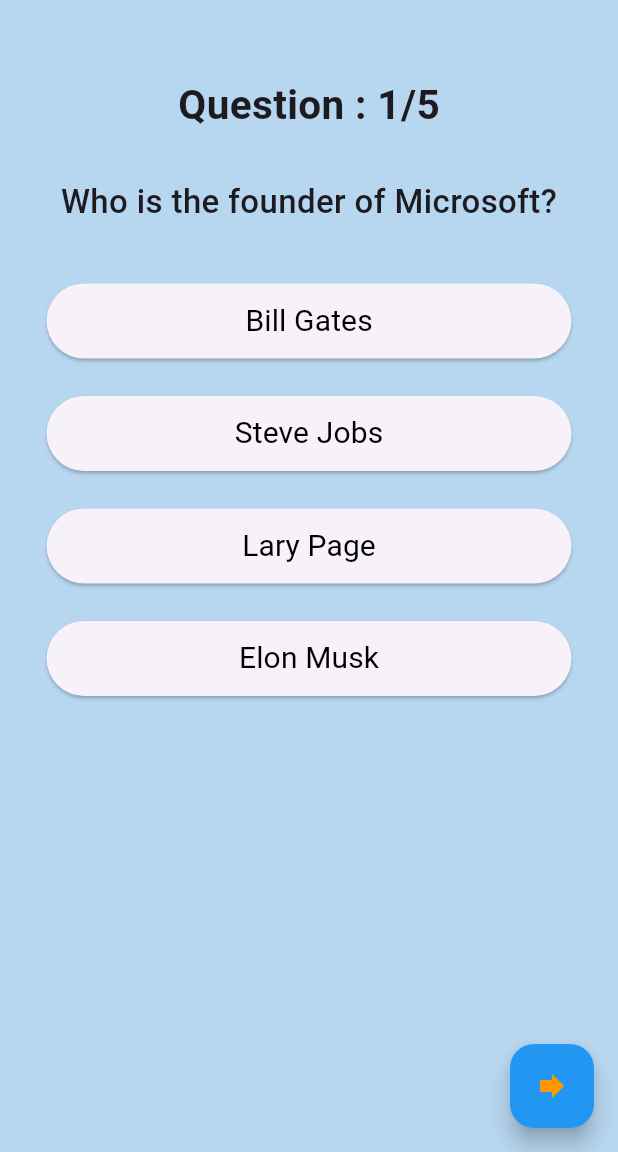
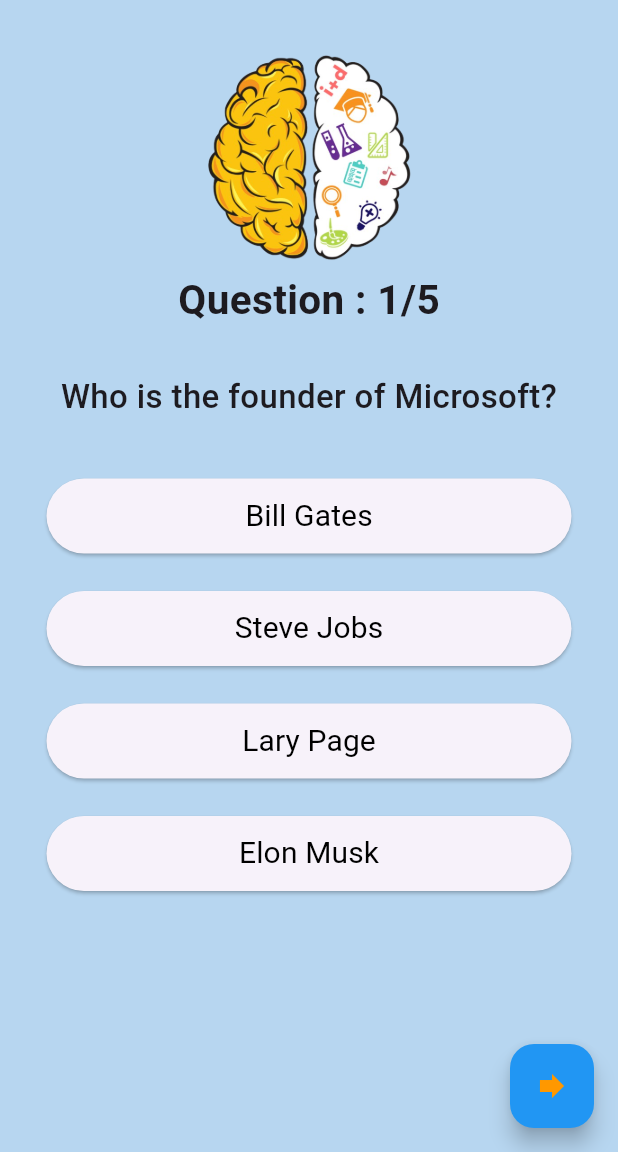
Before and after one commit to Snehal-1701/Flutter2k24, a Flutter app: the screen it shows after launch, on a phone screen of 412 x 824 dp, the part 84-1236 px from its top. Run offline on Flutter 3.47's test engine with Material 3 defaults, Android fonts, the phone set to English and light mode, and no system bars.

Commit message:
Quiz App with functionality

```diff
--- a/Flutter_App/ClassApp/StatefulWidgetApp/quizapp/lib/main.dart
+++ b/Flutter_App/ClassApp/StatefulWidgetApp/quizapp/lib/main.dart
@@ -95,7 +95,12 @@
         body: Column(
           children: [
             const SizedBox(
-              height: 50,
+              height: 30,
+            ),
+            const SizedBox(
+              height: 150,
+              width: 150,
+              child: Image(image: AssetImage('Assets/quiz1.png')),
             ),
             Row(
               mainAxisAlignment: MainAxisAlignment.center,
@@ -269,21 +274,59 @@
         ),
         body: Center(
           child: Column(
-            mainAxisAlignment: MainAxisAlignment.center,
+            // mainAxisAlignment: MainAxisAlignment.center,
             children: [
               const SizedBox(
-                  height: 30,
+                height: 80,
               ),
               Container(
                 height: 300,
                 width: 300,
-                  child: count == 5 ? Image.network("https://c7.alamy.com/comp/2A8RT5C/business-employee-promotion-vector-character-business-male-employee-character-with-promotion-achievement-standing-in-stage-holding-trophy-2A8RT5C.jpg"): Image.network("https://c7.alamy.com/comp/FGBN8Y/illustration-of-a-template-for-certificate-of-achievement-FGBN8Y.jpg"),
-
+                decoration: BoxDecoration(
+                  borderRadius: BorderRadius.circular(50),
+                  image: const DecorationImage(image: NetworkImage("https://img.freepik.com/premium-vector/winner-trophy-cup-with-ribbon-confetti_51486-122.jpg")),
+                ),
               ),
               const SizedBox(
                 height: 30,
               ),
-                Text("Score : $count : ${allQuestion.length}")
+              const Text(
+                "Congratulations !!!",
+                style: TextStyle(
+                  fontSize: 30,
+                  fontWeight: FontWeight.w600,
+                ),
+              ),
+              const SizedBox(
+                height: 20,
+              ),
+              Text(
+                "Score : $count / ${allQuestion.length}",
+                style: const TextStyle(
+                  fontSize: 25,
+                  fontWeight: FontWeight.w500,
+                ),
+              ),
+              const SizedBox(
+                height: 20,
+              ),
+              ElevatedButton(
+                onPressed: () {
+                  questionScreen = true;
+                  currentQuestionIndex = 0;
+                  selectedAnswerIndex = -1;
+                  count = 0;
+                  setState(() {});
+                },
+                child: const Text(
+                  "Reset",
+                  style: TextStyle(
+                    fontSize: 20,
+                    fontWeight: FontWeight.w500,
+                    color: Colors.blue,
+                  ),
+                ),
+              ),
             ],
           ),
         ),
@@ -291,8 +334,6 @@
     }
   }
 
-
-
   @override
   Widget build(BuildContext context) {
     return isQuestionScreen();
--- a/Flutter_App/ClassApp/StatefulWidgetApp/quizapp/pubspec.yaml
+++ b/Flutter_App/ClassApp/StatefulWidgetApp/quizapp/pubspec.yaml
@@ -17,3 +17,6 @@
 
 flutter:
   uses-material-design: true
+  assets:
+    - Assets/quiz1.png
+    - Assets/win.png
```
Also changed, not shown: Flutter_App/ClassApp/StatefulWidgetApp/quizapp/Assets/quiz1.png (added), Flutter_App/ClassApp/StatefulWidgetApp/quizapp/Assets/win.png (added). Lines whose indentation alone changed are shown as unchanged.
